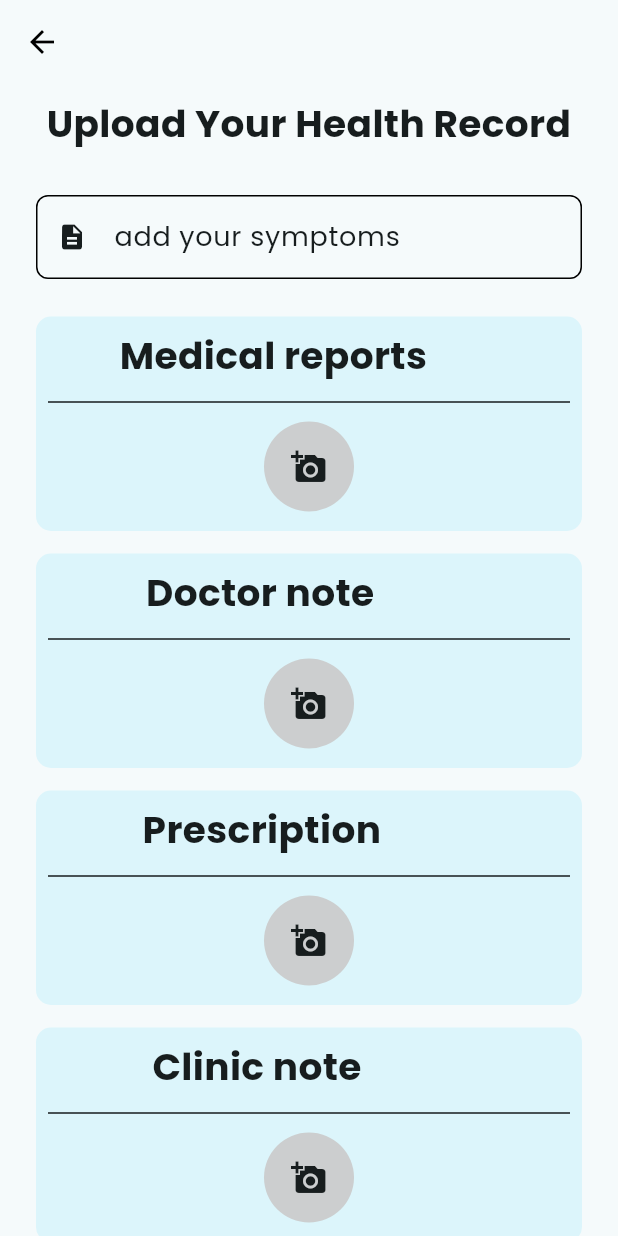
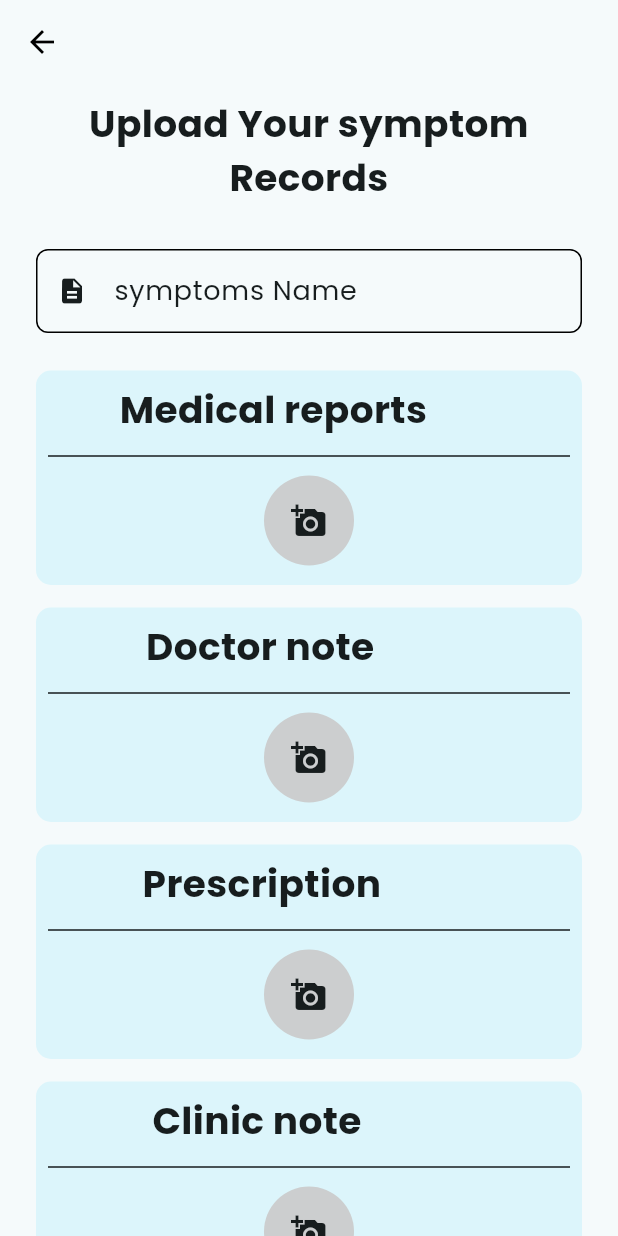
Before and after one commit to NimanthaSupun/healthcare, a Flutter app: the AddHealthReport screen opened directly, on a phone screen of 412 x 824 dp. Run offline on Flutter 3.47's test engine with Material 3 defaults, Android fonts, the phone set to English and light mode, and no system bars; our stand-ins replace animate_do, cloud_firestore, firebase_auth, firebase_core, firebase_storage, fl_chart and 5 more; accounts and stored records are empty; network calls fail.

Commit message:
Update health report and category pages for symptom tracking; modify text labels and add symptom model

```diff
--- a/lib/pages/add_health_report.dart
+++ b/lib/pages/add_health_report.dart
@@ -59,7 +59,7 @@ class _AddHealthReportState extends State<AddHealthReport> {
             child: Column(
               children: [
                 Text(
-                  "Upload Your Health Record",
+                  "Upload Your symptom Records",
                   style: TextStyle(
                     fontSize: 25,
                     fontWeight: FontWeight.bold,
@@ -75,7 +75,7 @@ class _AddHealthReportState extends State<AddHealthReport> {
                     children: [
                       CustomInput(
                         controller: _symptonsController,
-                        labelText: "add your symptoms",
+                        labelText: "symptoms Name",
                         icon: Icons.description,
                         obsecureText: false,
                       ),
--- a/lib/pages/single_health_category_page.dart
+++ b/lib/pages/single_health_category_page.dart
@@ -154,7 +154,7 @@ class _SingleHealthCategoryPageState extends State<SingleHealthCategoryPage> {
                       },
                       child: AddHealthRecordCard(
                         imageUrl: "assets/images/statistics_14659998.png",
-                        title: "Add Health Record",
+                        title: " Add new Symptom ",
                       ),
                     ),
                     AddHealthRecordCard(
```
Also changed, not shown: lib/models/sympton_model.dart (added).
